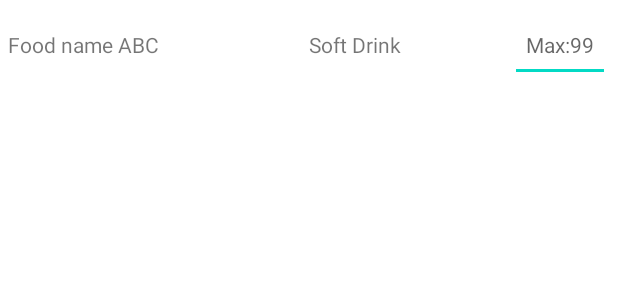
After one commit to jacklee-code/TuckShopApp, an Android app: the layout purchase_adapter.xml on its own in the app's theme, with its tools: preview values and no code run, on a phone screen of 412 x 824 dp. The commit adds this screen. Shown: the top 300 px of the screen. Run offline under Robolectric (Android 15) with nearby library versions, the phone set to English and light mode, and no system bars.

Commit message:
Add adapter

```diff
--- /dev/null
+++ b/app/src/main/res/layout/purchase_adapter.xml
@@ -0,0 +1,35 @@
+<?xml version="1.0" encoding="utf-8"?>
+<LinearLayout xmlns:android="http://schemas.android.com/apk/res/android"
+    android:layout_width="match_parent"
+    android:layout_height="60dp"
+    android:orientation="horizontal"
+    android:padding="5dp">
+
+    <TextView
+        android:id="@+id/listitem_foodname"
+        android:layout_width="match_parent"
+        android:layout_height="match_parent"
+        android:text="Food name ABC"
+        android:gravity="center_vertical"
+        android:layout_weight="0.3" />
+
+    <TextView
+        android:id="@+id/listitem_foodtype"
+        android:layout_width="match_parent"
+        android:layout_height="match_parent"
+        android:text="Soft Drink"
+        android:gravity="center_vertical"
+        android:layout_weight="0.4" />
+
+    <EditText
+        android:id="@+id/number"
+        android:layout_width="match_parent"
+        android:layout_height="match_parent"
+        android:inputType="number"
+        android:layout_weight="0.5"
+        android:ems="10"
+        android:textAlignment="center"
+        android:textSize="14dp"
+        android:hint="Max:99"/>
+
+</LinearLayout>
```
Also changed, not shown: app/src/main/res/layout/fragment_purchase.xml (+7 -0 lines), app/src/main/res/layout/mynumberpicker.xml (deleted, +0 -29 lines).
